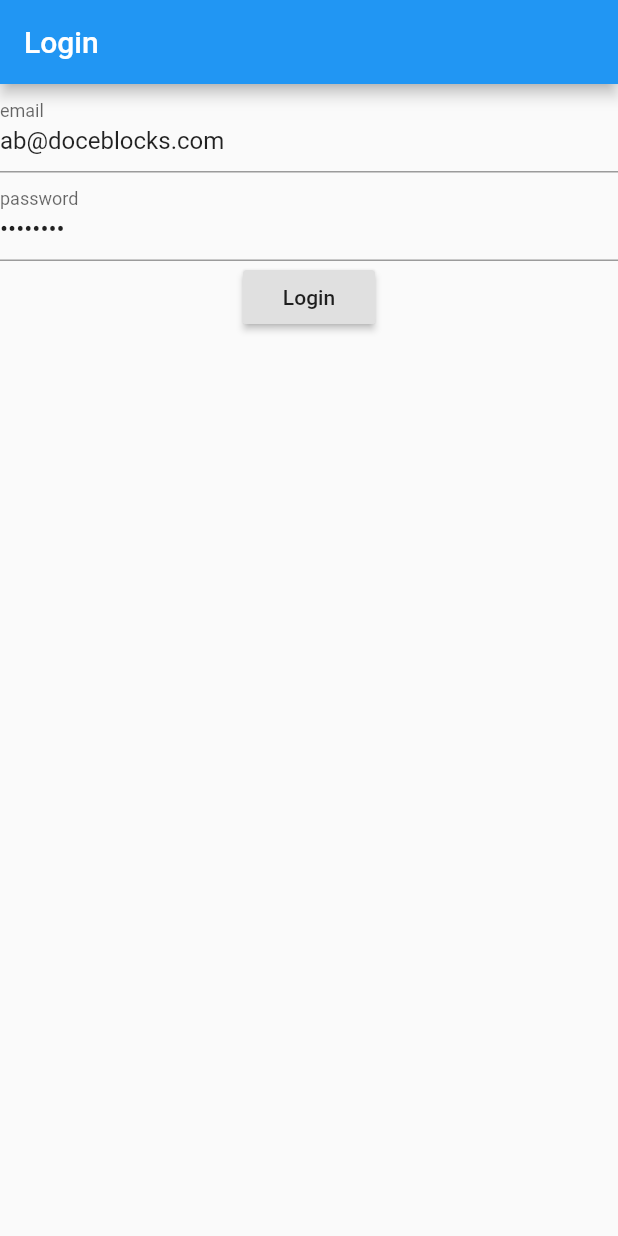
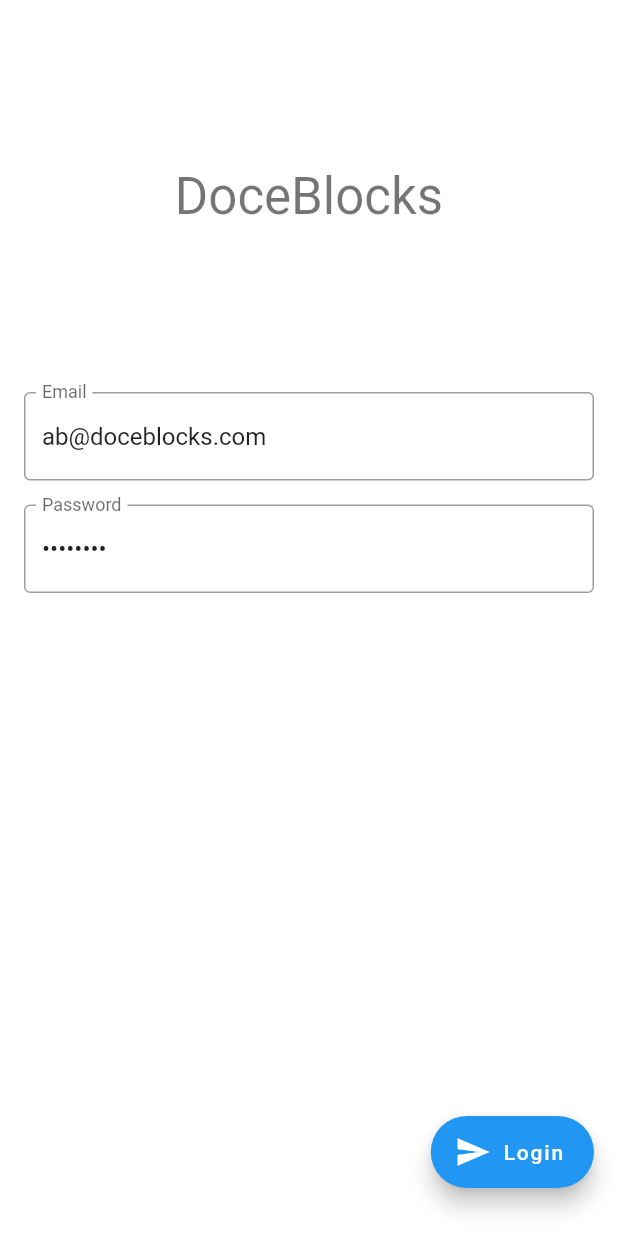
Before and after one commit to andbattaglia/DoceBlocks, a Flutter app: the screen it shows after launch, on a phone screen of 412 x 824 dp. Run offline on Flutter 3.47's test engine with Material 2 defaults, Android fonts, the phone set to English and light mode, and no system bars; our stand-ins replace cloud_firestore, equatable, firebase_auth, flutter_bloc; missing offline and left inert: cloud_firestore_web, firebase_auth_web, firebase_core_web; accounts and stored records are empty.

Commit message:
login ui

```diff
--- a/lib/domain/bloc/login/login_bloc.dart
+++ b/lib/domain/bloc/login/login_bloc.dart
@@ -18,8 +18,8 @@ class LoginBloc extends Bloc<LoginEvent, LoginState> {
 
     if(event is LoginButtonPressed){
       var userRepository = Injector.provideUserRepository();
-
       try{
+        yield LoginProgress();
         var isSignedIn = await userRepository.authenticate(email: event.email, password: event.password);
         if(isSignedIn){
           yield LoginSuccess();
--- a/lib/domain/bloc/login/login_state.dart
+++ b/lib/domain/bloc/login/login_state.dart
@@ -9,13 +9,9 @@ abstract class LoginState extends Equatable {
 
 class LoginInitial extends LoginState {}
 
-class LoginSuccess extends LoginState {
+class LoginProgress extends LoginState {}
 
-  const LoginSuccess();
-
-//  @override
-//  List<Object> get props => [token];
-}
+class LoginSuccess extends LoginState {}
 
 class LoginFailure extends LoginState {
   final String error;
--- a/lib/presentation/login/login_form.dart
+++ /dev/null
@@ -1,74 +0,0 @@
-import 'package:doce_blocks/domain/bloc/bloc.dart';
-import 'package:flutter/material.dart';
-import 'package:flutter_bloc/flutter_bloc.dart';
-
-class LoginForm extends StatefulWidget {
-  @override
-  State<LoginForm> createState() => _LoginFormState();
-}
-
-class _LoginFormState extends State<LoginForm> {
-  var _emailController;
-  var _passwordController;
-
-  @override
-  void initState() {
-    super.initState();
-    _emailController = TextEditingController(text: 'ab@doceblocks.com');
-    _passwordController = TextEditingController(text: '123456Aa');
-  }
-
-  @override
-  Widget build(BuildContext context) {
-
-    _onLoginButtonPressed() {
-
-      BlocProvider.of<LoginBloc>(context).add(
-        LoginButtonPressed(
-          email: _emailController.text,
-          password: _passwordController.text,
-        ),
-      );
-    }
-
-    return BlocListener<LoginBloc, LoginState>(
-      listener: (context, state) {
-        if (state is LoginFailure) {
-          Scaffold.of(context).showSnackBar(
-            SnackBar(
-              content: Text('${state.error}'),
-              backgroundColor: Colors.red,
-            ),
-          );
-        }
-
-        if (state is LoginSuccess) {
-          BlocProvider.of<AuthenticationBloc>(context).add(AuthenticationLoggedIn());
-        }
-      },
-      child: BlocBuilder<LoginBloc, LoginState>(
-        builder: (context, state) {
-          return Container(
-            child: Column(
-              children: [
-                TextFormField(
-                  decoration: InputDecoration(labelText: 'email'),
-                  controller: _emailController,
-                ),
-                TextFormField(
-                  decoration: InputDecoration(labelText: 'password'),
-                  controller: _passwordController,
-                  obscureText: true,
-                ),
-                RaisedButton(
-                  onPressed: _onLoginButtonPressed,
-                  child: Text('Login'),
-                )
-              ],
-            ),
-          );
-        },
-      ),
-    );
-  }
-}
--- /dev/null
+++ b/lib/presentation/login/login_form_mobile.dart
@@ -0,0 +1,116 @@
+import 'package:doce_blocks/domain/bloc/bloc.dart';
+import 'package:flutter/material.dart';
+import 'package:flutter_bloc/flutter_bloc.dart';
+
+class LoginFormMobile extends StatefulWidget {
+  @override
+  State<LoginFormMobile> createState() => _LoginFormMobileState();
+}
+
+class _LoginFormMobileState extends State<LoginFormMobile> {
+  var _emailController;
+  var _passwordController;
+
+  @override
+  void initState() {
+    super.initState();
+    _emailController = TextEditingController(text: 'ab@doceblocks.com');
+    _passwordController = TextEditingController(text: '123456Aa');
+  }
+
+  @override
+  Widget build(BuildContext context) {
+
+    _onLoginButtonPressed() {
+      BlocProvider.of<LoginBloc>(context).add(
+        LoginButtonPressed(
+          email: _emailController.text,
+          password: _passwordController.text,
+        ),
+      );
+    }
+
+    return BlocListener<LoginBloc, LoginState>(
+      listener: (context, state) {
+        if (state is LoginFailure) {
+          Scaffold.of(context)
+            ..hideCurrentSnackBar()
+            ..showSnackBar(
+              SnackBar(
+                content: Text('${state.error}'),
+                backgroundColor: Colors.red,
+              ),
+            );
+        }
+
+        if (state is LoginSuccess) {
+          BlocProvider.of<AuthenticationBloc>(context).add(AuthenticationLoggedIn());
+        }
+      },
+
+      child: BlocBuilder<LoginBloc, LoginState>(
+        builder: (context, state) {
+          return  Padding(
+              padding: EdgeInsets.only(top: 8.0, bottom: 32.0, right: 16.0, left: 16.0),
+              child: Column(
+                  children:[
+                    Expanded(
+                        flex: 1,
+                        child: Container(
+                            alignment: Alignment.center,
+                            child: Text('DoceBlocks', style: Theme
+                                .of(context)
+                                .textTheme
+                                .headline4)
+                        )
+                    ),
+                    Expanded(
+                      flex: 2,
+                      child: Column(
+                        mainAxisAlignment: MainAxisAlignment.start,
+                        children: [
+                          Padding(
+                            padding: EdgeInsets.only(top: 8.0, bottom: 8.0),
+                            child: TextFormField(
+                              enabled: state is! LoginProgress,
+                              controller: _emailController,
+                              decoration: InputDecoration(
+                                border: OutlineInputBorder(),
+                                labelText: 'Email',
+                              ),
+                            ),
+                          ),
+                          Padding(
+                            padding: EdgeInsets.only(top: 8.0, bottom: 8.0),
+                            child: TextFormField(
+                              enabled: state is! LoginProgress,
+                              controller: _passwordController,
+                              obscureText: true,
+                              decoration: InputDecoration(
+                                border: OutlineInputBorder(),
+                                labelText: 'Password',
+                              ),
+                            ),
+                          ),
+                          if(state is LoginProgress) LinearProgressIndicator(),
+                        ],
+                      ),
+                    ),
+                    Container(
+                      alignment: Alignment.centerRight,
+                      child: FloatingActionButton.extended(
+                        onPressed: state is! LoginProgress ? _onLoginButtonPressed : null,
+                        label: Text('Login'),
+                        icon: Icon(Icons.send),
+                        backgroundColor: state is! LoginProgress ? Colors.blue : Colors.grey,
+
+                      )
+                    )
+                  ]
+              )
+          );
+        },
+      ),
+    );
+  }
+}
--- a/lib/presentation/login/login_page.dart
+++ b/lib/presentation/login/login_page.dart
@@ -1,22 +1,24 @@
 import 'package:doce_blocks/domain/bloc/bloc.dart';
+import 'package:doce_blocks/presentation/login/login_form_desktop.dart';
 import 'package:flutter/material.dart';
 import 'package:flutter_bloc/flutter_bloc.dart';
-import 'package:doce_blocks/presentation/login/login_form.dart';
+import 'package:doce_blocks/presentation/login/login_form_mobile.dart';
+import 'package:flutter/foundation.dart' show kIsWeb;
 
 class LoginPage extends StatelessWidget {
 
   @override
   Widget build(BuildContext context) {
     return Scaffold(
-      appBar: AppBar(
-        title: Text('Login'),
-      ),
-      body: BlocProvider(
-        create: (context) {
-          return LoginBloc();
-        },
-        child: LoginForm(),
-      ),
+      backgroundColor: kIsWeb ?  Colors.grey[200] : Colors.white,
+      body: SafeArea(
+        child: BlocProvider(
+          create: (context) {
+            return LoginBloc();
+          },
+          child: kIsWeb ?  LoginFormDesk() : LoginFormMobile(),
+        ),
+      )
     );
   }
 }
```
Also changed, not shown: lib/presentation/home/home_page.dart (+22 -6 lines), lib/presentation/login/login_form_desktop.dart (added, +113 -0 lines), 1 other file.
